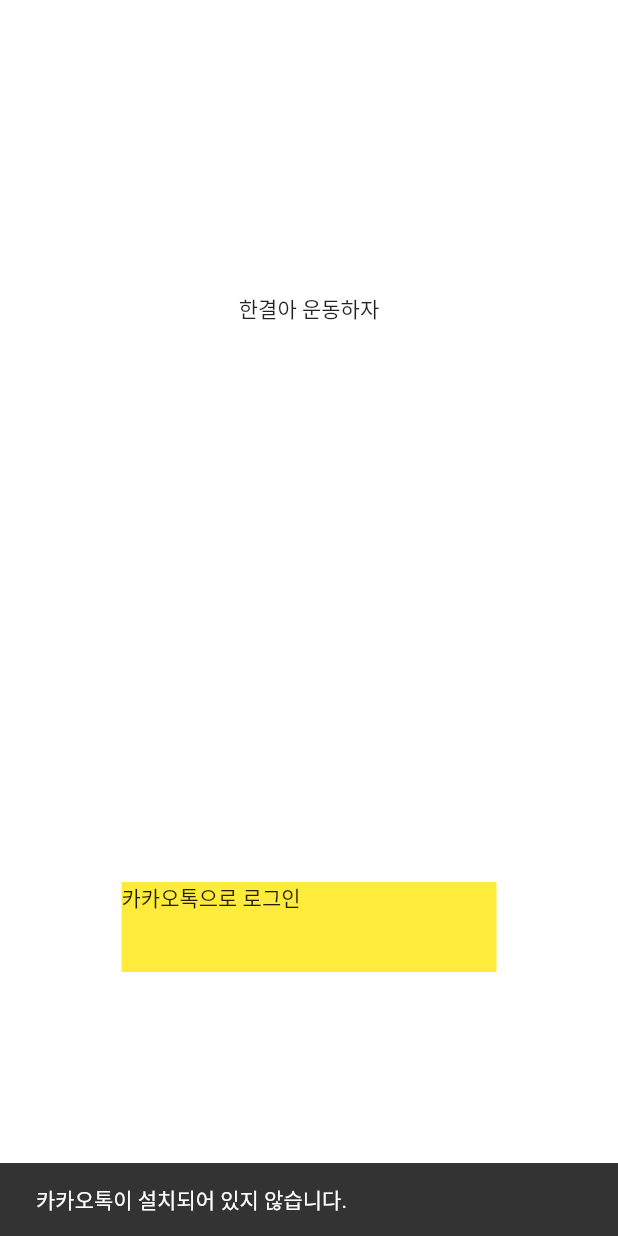
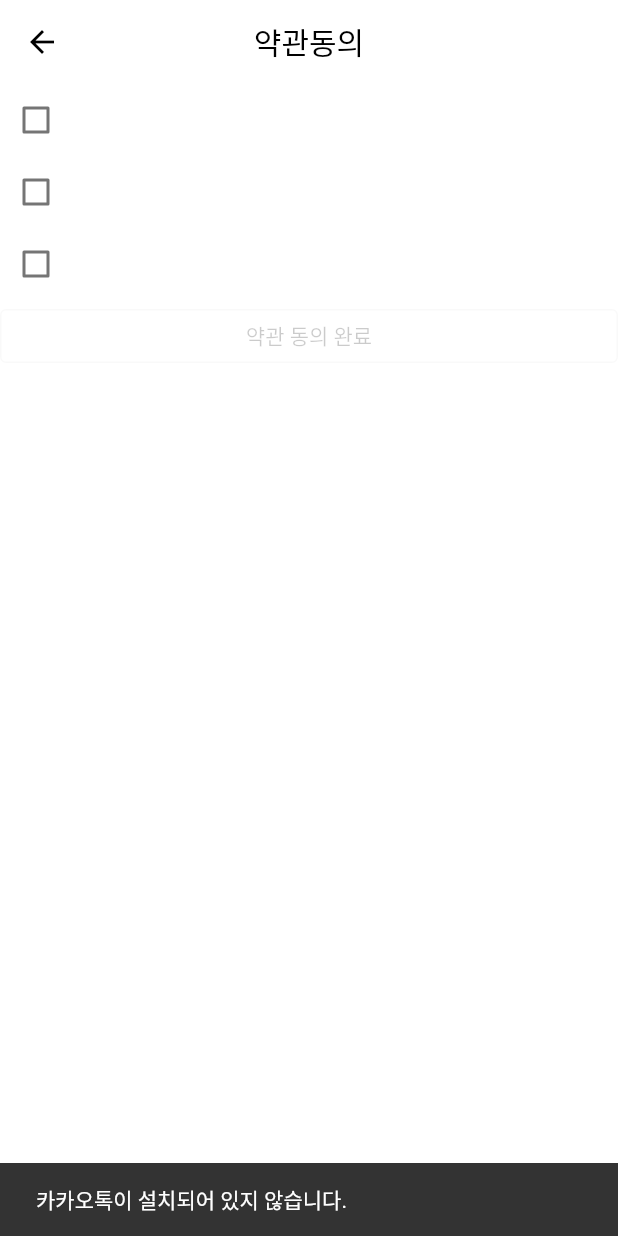
Before and after one commit to scriabinEtude/letsworkout-front, a Flutter app: the screen it shows after launch, after a tap on "카카오톡으로 로그인", on a phone screen of 412 x 824 dp. Run offline on Flutter 3.47's test engine with Material 2 defaults, Android fonts, the phone set to English and light mode, and no system bars; our stand-ins replace bloc, flutter_bloc, flutter_screenutil, shared_preferences; missing offline and left inert: kakao_flutter_sdk.

Commit message:
home screen

```diff
--- a/lib/bloc/app_bloc.dart
+++ b/lib/bloc/app_bloc.dart
@@ -1,10 +1,12 @@
 import 'package:flutter_bloc/flutter_bloc.dart';
 import 'package:letsworkout/bloc/app/app_cubit.dart';
 import 'package:letsworkout/bloc/login/login_cubit.dart';
+import 'package:letsworkout/bloc/user/user_cubit.dart';
 
 class AppBloc {
   static final appCubit = AppCubit();
   static final loginCubit = LoginCubit();
+  static final userCubit = UserCubit();
 
   static final List<BlocProvider> providers = [
     BlocProvider<AppCubit>(
@@ -13,11 +15,15 @@ class AppBloc {
     BlocProvider<LoginCubit>(
       create: (context) => loginCubit,
     ),
+    BlocProvider<UserCubit>(
+      create: (context) => userCubit,
+    ),
   ];
 
   static void dispose() {
     appCubit.close();
     loginCubit.close();
+    userCubit.close();
   }
 
   ///Singleton factory
--- a/lib/bloc/login/login_cubit.dart
+++ b/lib/bloc/login/login_cubit.dart
@@ -1,6 +1,5 @@
 import 'package:bloc/bloc.dart';
 import 'package:letsworkout/bloc/app_bloc.dart';
-import 'package:letsworkout/config/preference.dart';
 import 'package:letsworkout/enum/login_provider.dart';
 import 'package:kakao_flutter_sdk/kakao_flutter_sdk.dart' as kakao;
 import 'package:letsworkout/model/user.dart';
@@ -12,6 +11,12 @@ class LoginCubit extends Cubit<int> {
   final UserRepository _repository = UserRepository();
 
   Future<bool> snsLogin(LoginProvider provider) async {
+    if (provider == LoginProvider.test) {
+      AppBloc.userCubit
+          .setUser(User(email: 'test@test.co.kr', provider: provider.name));
+      return false;
+    }
+
     String? email = await _snsAuth(provider);
     User? user = await _getUserByEmail(email);
     if (user == null) {
@@ -19,7 +24,7 @@ class LoginCubit extends Cubit<int> {
     }
 
     // 유저정보 저장
-    Preferences.setUser(user);
+    AppBloc.userCubit.setUser(user);
     return true;
   }
 
@@ -43,6 +48,8 @@ class LoginCubit extends Cubit<int> {
           AppBloc.appCubit.appSnackBar('카카오톡이 설치되어 있지 않습니다.');
         }
         break;
+      case LoginProvider.test:
+        break;
     }
 
     return email;
@@ -54,7 +61,33 @@ class LoginCubit extends Cubit<int> {
     }
 
     // user데이터가 있는지 통신
-    User? user = await _repository.getUser(email);
+    User? user = await _repository.getUserByEmail(email);
     return user;
   }
+
+  Future<bool> registUser({required String tag}) async {
+    User? user = AppBloc.userCubit.user;
+    if (user == null) {
+      AppBloc.appCubit.appSnackBar("처음부터 다시 시도해 주십시오.");
+      return false;
+    }
+
+    user = user.copyWith(tag: tag);
+    if (await _repository.registUser(user)) {
+      await AppBloc.userCubit.setUser(user);
+      return true;
+    } else {
+      return false;
+    }
+  }
+
+  Future<bool> autoLogin(User requestUser) async {
+    User? user = await _repository.getUser(requestUser);
+    if (user == null) {
+      return false;
+    }
+
+    AppBloc.userCubit.setUser(user);
+    return true;
+  }
 }
--- /dev/null
+++ b/lib/bloc/user/user_cubit.dart
@@ -0,0 +1,20 @@
+import 'package:bloc/bloc.dart';
+import 'package:letsworkout/config/preference.dart';
+import 'package:letsworkout/model/user.dart';
+
+class UserCubit extends Cubit<User?> {
+  UserCubit() : super(null);
+
+  Future<User?> loadInitialData() async {
+    User? user = await Preferences.getUser();
+    emit(user);
+    return user;
+  }
+
+  Future<void> setUser(User user) async {
+    await Preferences.setUser(user);
+    emit(user);
+  }
+
+  User? get user => state;
+}
--- a/lib/config/route.dart
+++ b/lib/config/route.dart
@@ -1,8 +1,14 @@
 import 'package:flutter/material.dart';
+import 'package:letsworkout/screen/home_screen.dart';
+import 'package:letsworkout/screen/login/agreement_screen.dart';
 import 'package:letsworkout/screen/login/login_screen.dart';
+import 'package:letsworkout/screen/login/register_tag_screen.dart';
 
 class Routes {
   static const String loginScreen = "/login";
+  static const String agreementScreen = "/login/join/agreement";
+  static const String registerTagScreen = "/login/join/tag";
+  static const String homeScreen = "/home";
 
   Route<dynamic> generateRoute(RouteSettings settings) {
     switch (settings.name) {
@@ -11,6 +17,24 @@ class Routes {
             settings: const RouteSettings(name: loginScreen),
             builder: (BuildContext context) {
               return const LoginScreen();
+            });
+      case agreementScreen:
+        return MaterialPageRoute(
+            settings: const RouteSettings(name: agreementScreen),
+            builder: (BuildContext context) {
+              return const AgreementScreen();
+            });
+      case registerTagScreen:
+        return MaterialPageRoute(
+            settings: const RouteSettings(name: registerTagScreen),
+            builder: (BuildContext context) {
+              return const RegisterTagScreen();
+            });
+      case homeScreen:
+        return MaterialPageRoute(
+            settings: const RouteSettings(name: homeScreen),
+            builder: (BuildContext context) {
+              return const HomeScreen();
             });
       default:
         return MaterialPageRoute(
--- a/lib/enum/login_provider.dart
+++ b/lib/enum/login_provider.dart
@@ -1 +1 @@
-enum LoginProvider { kakao }
+enum LoginProvider { kakao, test }
--- /dev/null
+++ b/lib/screen/login/agreement_screen.dart
@@ -0,0 +1,79 @@
+import 'package:flutter/material.dart';
+import 'package:letsworkout/config/route.dart';
+
+class AgreementScreen extends StatefulWidget {
+  const AgreementScreen({Key? key}) : super(key: key);
+
+  @override
+  State<AgreementScreen> createState() => _AgreementScreenState();
+}
+
+class _AgreementScreenState extends State<AgreementScreen> {
+  final Map<int, bool> _agreementState = {
+    0: false,
+    1: false,
+    2: false,
+  };
+
+  bool _validation = false;
+
+  @override
+  void setState(VoidCallback fn) {
+    _validation = !_agreementState.containsValue(false);
+    super.setState(fn);
+  }
+
+  @override
+  Widget build(BuildContext context) {
+    return Scaffold(
+      backgroundColor: const Color(0xffffffff),
+      appBar: AppBar(
+        elevation: 0,
+        backgroundColor: const Color(0xffffffff),
+        foregroundColor: const Color(0xff000000),
+        centerTitle: true,
+        title: const Text('약관동의'),
+      ),
+      body: Column(
+        children: [
+          agreement(index: 0),
+          agreement(index: 1),
+          agreement(index: 2),
+          Opacity(
+            opacity: _validation ? 1 : 0.2,
+            child: OutlinedButton(
+              onPressed: () {
+                if (_validation) {
+                  Navigator.pushNamed(context, Routes.registerTagScreen);
+                }
+              },
+              child: const Center(
+                child: Text(
+                  '약관 동의 완료',
+                  style: TextStyle(color: Colors.black),
+                ),
+              ),
+            ),
+          )
+        ],
+      ),
+    );
+  }
+
+  Widget agreement({
+    required int index,
+  }) {
+    return Row(
+      children: [
+        Checkbox(
+          value: _agreementState[index],
+          onChanged: (isSelected) {
+            _agreementState[index] = isSelected ?? false;
+            setState(() {});
+          },
+          activeColor: Colors.black,
+        ),
+      ],
+    );
+  }
+}
--- a/lib/screen/login/login_screen.dart
+++ b/lib/screen/login/login_screen.dart
@@ -1,10 +1,16 @@
 import 'package:flutter/material.dart';
 import 'package:letsworkout/bloc/app_bloc.dart';
+import 'package:letsworkout/config/route.dart';
 import 'package:letsworkout/enum/login_provider.dart';
 
-class LoginScreen extends StatelessWidget {
+class LoginScreen extends StatefulWidget {
   const LoginScreen({Key? key}) : super(key: key);
 
+  @override
+  State<LoginScreen> createState() => _LoginScreenState();
+}
+
+class _LoginScreenState extends State<LoginScreen> {
   Future<void> _login(LoginProvider provider) async {
     bool isRegisterd = await AppBloc.loginCubit.snsLogin(provider);
 
@@ -13,7 +19,9 @@ class LoginScreen extends StatelessWidget {
     }
 
     // 회원가입 (약관동의 화면으로 이동)
-    else {}
+    else {
+      Navigator.pushNamed(context, Routes.agreementScreen);
+    }
   }
 
   @override
@@ -41,6 +49,19 @@ class LoginScreen extends StatelessWidget {
                 ),
               ),
             ),
+            Expanded(
+              child: Center(
+                child: InkWell(
+                  onTap: () => _login(LoginProvider.test),
+                  child: Container(
+                    height: 60,
+                    width: 250,
+                    color: Colors.yellow,
+                    child: const Text('테스트 로그인'),
+                  ),
+                ),
+              ),
+            ),
           ],
         ),
       ),
--- a/lib/screen/splash_screen.dart
+++ b/lib/screen/splash_screen.dart
@@ -1,6 +1,8 @@
 import 'package:flutter/material.dart';
+import 'package:letsworkout/bloc/app_bloc.dart';
 import 'package:letsworkout/config/preference.dart';
 import 'package:letsworkout/config/route.dart';
+import 'package:letsworkout/model/user.dart';
 import 'package:shared_preferences/shared_preferences.dart';
 
 class SplashScreen extends StatefulWidget {
@@ -14,7 +16,6 @@ class _SplashScreenState extends State<SplashScreen> {
   @override
   void initState() {
     super.initState();
-    // kakaoSDK 디버그 키 해시
 
     // TODO 버전 체크
     // TODO 권한체크
@@ -29,16 +30,20 @@ class _SplashScreenState extends State<SplashScreen> {
     String? userString = prefs!.getString("user");
 
     //저장된 유저가 없으므로 로그인으로 이동
-    if (userString == null || userString == "null") {
+    if (userString == null || userString == "null" || userString.isEmpty) {
       Navigator.pushNamed(
         context,
         Routes.loginScreen,
-        // ((route) => false),
       );
     }
 
     //저장된 유저로 자동 로그인
-    else {}
+    else {
+      User? user = await AppBloc.userCubit.loadInitialData();
+      if (await AppBloc.loginCubit.autoLogin(user!)) {
+        Navigator.pushNamed(context, Routes.homeScreen);
+      }
+    }
   }
 
   @override
```
Also changed, not shown: lib/repository/user_repository.dart (+12 -2 lines), lib/screen/home_screen.dart (added, +29 -0 lines), lib/screen/login/register_tag_screen.dart (added, +69 -0 lines).
